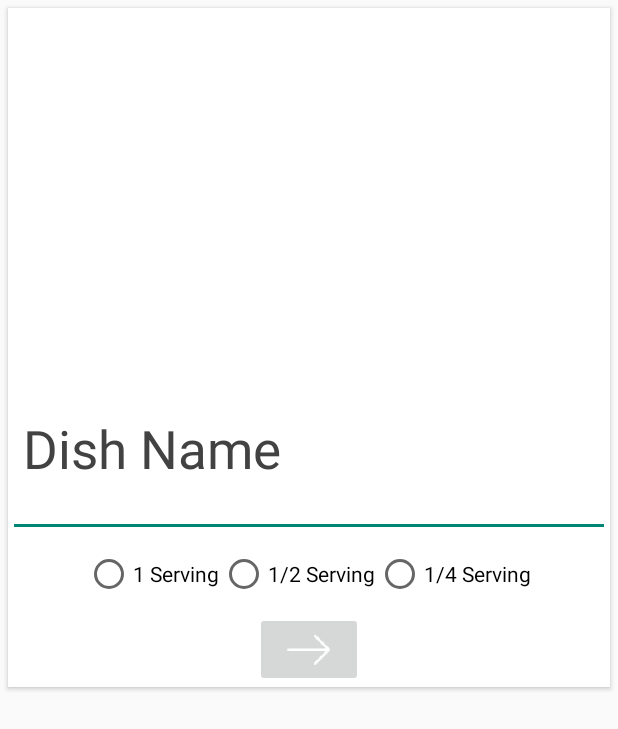
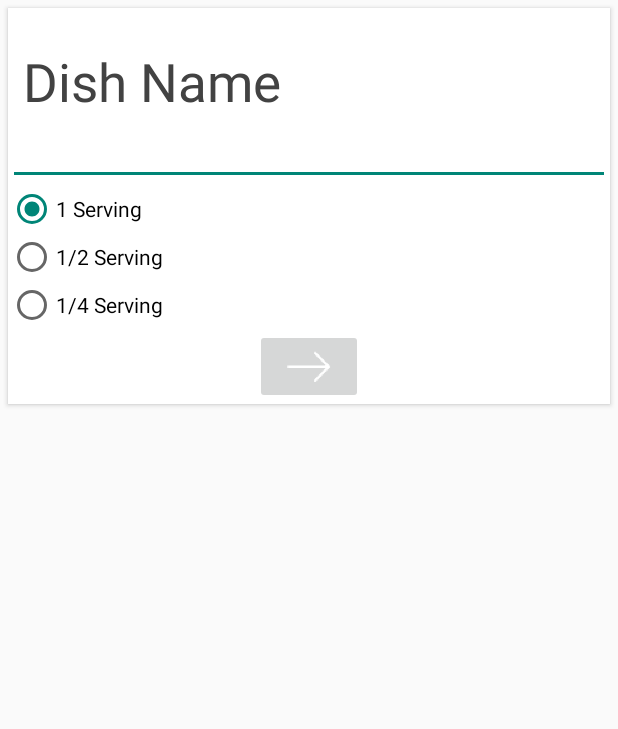
Before and after one commit to syedmunawwar/spoonsnap, an Android app: the DishName screen opened directly, with no data from a screen before it, on a phone screen of 412 x 824 dp. Shown: the top 729 px of the screen. Run offline under Robolectric (Android 15) with nearby library versions, the phone set to English and light mode, and no system bars; our stand-ins replace EventBus; network calls fail.

Commit message:
updated app

```diff
--- a/KrumbsSDKStarterProject/build.gradle
+++ b/KrumbsSDKStarterProject/build.gradle
@@ -31,6 +31,7 @@ dependencies {
     compile 'com.android.support:cardview-v7:23.0.0'
     compile 'com.squareup.okhttp3:okhttp:3.5.0'
     compile 'com.loopeer.library:cardstack:1.0.2'
+    compile 'org.greenrobot:eventbus:3.0.0'
 
     compile 'com.google.android.gms:play-services-appindexing:9.0.2'
 }
--- a/KrumbsSDKStarterProject/src/main/AndroidManifest.xml
+++ b/KrumbsSDKStarterProject/src/main/AndroidManifest.xml
@@ -41,6 +41,8 @@
         <activity android:name=".Activitys.RegisterActivity"/>
         <activity android:name=".Activitys.PreferencesActivity"/>
         <activity android:name=".Activitys.DishName"/>
+        <activity android:name=".Activitys.Staticimage"/>
+        <activity android:name=".Activitys.Dishfeatures"/>
     </application>
 
 </manifest>
--- a/KrumbsSDKStarterProject/src/main/java/io/krumbs/sdk/starter/Activitys/DishName.java
+++ b/KrumbsSDKStarterProject/src/main/java/io/krumbs/sdk/starter/Activitys/DishName.java
@@ -1,22 +1,114 @@
 package io.krumbs.sdk.starter.Activitys;
 
+import android.content.Intent;
+import android.graphics.Bitmap;
+import android.graphics.BitmapFactory;
+import android.net.Uri;
+import android.os.AsyncTask;
 import android.os.Bundle;
-import android.support.design.widget.TabLayout;
-import android.support.v4.view.ViewPager;
 import android.support.v7.app.AppCompatActivity;
+import android.util.Log;
 import android.view.View;
+import android.widget.Button;
+import android.widget.ImageButton;
+import android.widget.ImageView;
+import android.widget.Toast;
 
+import org.greenrobot.eventbus.EventBus;
+import org.greenrobot.eventbus.Subscribe;
+import org.greenrobot.eventbus.ThreadMode;
+import org.json.JSONException;
+import org.json.JSONObject;
+
+import java.io.File;
+import java.net.URI;
+
+import io.krumbs.sdk.krumbscapture.KCaptureCompleteListener;
+import io.krumbs.sdk.starter.Models.User;
+import io.krumbs.sdk.starter.Parsers.UserParser;
+import io.krumbs.sdk.starter.Preferences.UrlPreferences;
 import io.krumbs.sdk.starter.R;
+import io.krumbs.sdk.starter.ServerUtils.ServerRequest;
+import io.krumbs.sdk.starter.Utils.DialogUtils;
+
+import static io.krumbs.sdk.starter.R.id.DishNameNext;
 
 /**
  * Created by SYED on 03-04-2017.
  */
 public class DishName extends AppCompatActivity {
-
+    private EventBus bus=EventBus.getDefault();
+    public UrlPreferences localImageurl;
+    String localImagePath = "";
+    ImageButton next;
     @Override
     protected void onCreate(Bundle savedInstanceState) {
         super.onCreate(savedInstanceState);
         setContentView(R.layout.dish_name);
+        next = (ImageButton) findViewById(DishNameNext);
+        next.setOnClickListener(new View.OnClickListener() {
+            @Override
+            public void onClick(View v) {
+                Intent i = new Intent(getApplicationContext(),
+                        Dishfeatures.class);
+                startActivity(i);
+                finish();
+            }
+        });
+        Intent intent = getIntent();
+        String url = intent.getStringExtra("imageUrl");
+        localImageurl=new UrlPreferences(DishName.this);
+        localImagePath=localImageurl.GetURL();
+        File imgFile = new File(localImagePath);
+        if(imgFile.exists()){
 
+            Bitmap myBitmap = BitmapFactory.decodeFile(imgFile.getAbsolutePath());
+
+            ImageView myImage = (ImageView) findViewById(R.id.imageViewDishName);
+
+            myImage.setImageBitmap(myBitmap);
+
+        }
+        uploadImage(url);
+    }
+
+    private void uploadImage(final String url) {
+        new AsyncTask<Void, Void, JSONObject>(){
+            DialogUtils progressDialog = new DialogUtils(DishName.this,DialogUtils.Type.PROGRESS_DIALOG);
+            @Override
+            protected void onPreExecute() {
+                super.onPreExecute();
+                progressDialog.showProgressDialog("Login", "please wait..", false);
+                //progress
+            }
+
+            @Override
+            protected JSONObject doInBackground(Void... params) {
+                return new ServerRequest().uploadImageURL(DishName.this, url);
+            }
+
+            @Override
+            protected void onPostExecute(JSONObject response) {
+                super.onPostExecute(response);
+                progressDialog.dismissProgressDialog();
+                if (response != null) {
+                    Toast.makeText(DishName.this,"Hello" +response.toString(), Toast.LENGTH_LONG).show();
+                } else {
+                    Toast.makeText(DishName.this, "oops!..something went wrong", Toast.LENGTH_LONG).show();
+                }
+            }
+        }.execute();
+    }
+
+    @Subscribe(threadMode = ThreadMode.MAIN)
+    public void onMessageEvent(String image){
+        //do whatever you want to do with the object or its attributes
+        localImagePath=image;
+    }
+
+    @Override
+    protected void onDestroy() {
+        super.onDestroy();
+        bus.unregister(this);
     }
 }
--- /dev/null
+++ b/KrumbsSDKStarterProject/src/main/java/io/krumbs/sdk/starter/Preferences/UrlPreferences.java
@@ -0,0 +1,35 @@
+package io.krumbs.sdk.starter.Preferences;
+
+import android.content.Context;
+import android.content.SharedPreferences;
+
+/**
+ * Created by SYED on 04-04-2017.
+ */
+public class UrlPreferences {
+    SharedPreferences preferences;
+    Context context;
+    public static final String LocalImageURL = "";
+
+    public UrlPreferences(Context context) {
+        preferences = context.getSharedPreferences(LocalImageURL,context.MODE_PRIVATE);
+        this.context = context;
+    }
+
+    public void SetURL(String image){
+        SharedPreferences.Editor editor = preferences.edit();
+        editor.putString(LocalImageURL,image);
+        editor.apply();
+    }
+
+    public void RemoveURL(){
+        SharedPreferences.Editor editor = preferences.edit();
+        editor.clear();
+        editor.apply();
+    }
+
+    public String GetURL(){
+        String url = preferences.getString(LocalImageURL,"");
+        return url;
+    }
+}
--- a/KrumbsSDKStarterProject/src/main/java/io/krumbs/sdk/starter/ServerUtils/ServerRequest.java
+++ b/KrumbsSDKStarterProject/src/main/java/io/krumbs/sdk/starter/ServerUtils/ServerRequest.java
@@ -49,4 +49,20 @@ public class ServerRequest {
         }
         return jsonObject;
     }
+
+    public JSONObject uploadImageURL(Context context,String url){
+        JSONObject jsonObject = null;
+        try {
+            JSONObject request = new JSONObject();
+            request.put("url", url);
+            Log.e("JSON-REQUEST", request.toString());
+            String response = clientWrapper.doPostRequest(Urls.BASE_URL+Urls.UPLOAD_IMAGE_URL,request.toString());
+            jsonObject = new JSONObject(response);
+
+        }
+        catch (Exception e){
+            e.printStackTrace();
+        }
+        return jsonObject;
+    }
 }
--- a/KrumbsSDKStarterProject/src/main/java/io/krumbs/sdk/starter/ServerUtils/Urls.java
+++ b/KrumbsSDKStarterProject/src/main/java/io/krumbs/sdk/starter/ServerUtils/Urls.java
@@ -8,4 +8,5 @@ public class Urls {
     public static final String BASE_URL = "http://foodlogging.pe.hu/";
     public static final String LOGIN_URL = "login.php";
     public static final String REGISTER_URL = "register.php";
+    public static final String UPLOAD_IMAGE_URL = "uploadimageurl.php";
 }
--- a/KrumbsSDKStarterProject/src/main/res/layout/dish_name.xml
+++ b/KrumbsSDKStarterProject/src/main/res/layout/dish_name.xml
@@ -3,7 +3,9 @@
     xmlns:card_view="http://schemas.android.com/apk/res-auto"
     android:layout_width="match_parent"
     android:layout_height="wrap_content">
-
+<ScrollView
+    android:layout_width="match_parent"
+    android:layout_height="wrap_content">
     <android.support.v7.widget.CardView
         android:id="@+id/card_view"
         android:layout_width="match_parent"
@@ -18,9 +20,9 @@
             android:layout_height="match_parent">
 
             <ImageView
-                android:id="@+id/imageView"
+                android:id="@+id/imageViewDishName"
                 android:layout_width="match_parent"
-                android:layout_height="@dimen/image_height_DishName"
+                android:layout_height="wrap_content"
                 android:background="?attr/selectableItemBackgroundBorderless"
                 android:clickable="true"
                 android:scaleType="fitXY"
@@ -31,7 +33,7 @@
                 android:text="Dish Name"
                 android:layout_width="match_parent"
                 android:layout_height="wrap_content"
-                android:layout_below="@id/imageView"
+                android:layout_below="@id/imageViewDishName"
                 android:paddingLeft="@dimen/album_title_padding"
                 android:paddingRight="@dimen/album_title_padding"
                 android:paddingTop="@dimen/album_title_padding"
@@ -40,34 +42,41 @@
                 />
             <EditText
                 android:layout_width="match_parent"
-                android:layout_height="35dp"
+                android:layout_height="wrap_content"
                 android:layout_below="@id/DishName"
                 android:id="@+id/EditDishName"
-                android:padding="10dp"
                />
 
             <LinearLayout
                 android:layout_width="match_parent"
-                android:layout_height="50dp"
+                android:layout_height="wrap_content"
                 android:layout_below="@id/EditDishName"
                 android:gravity="center"
                 android:id="@+id/Serving">
+                <RadioGroup
+                    android:layout_width="match_parent"
+                    android:layout_height="wrap_content">
                 <RadioButton
                     android:layout_width="wrap_content"
                     android:layout_height="wrap_content"
-                    android:text="1 Serving"/>
+                    android:text="1 Serving"
+                    android:checked="true"/>
                 <RadioButton
                     android:layout_width="wrap_content"
                     android:layout_height="wrap_content"
-                    android:text="1/2 Serving"/>
+                    android:text="1/2 Serving"
+                    android:checked="false"/>
                 <RadioButton
                     android:layout_width="wrap_content"
                     android:layout_height="wrap_content"
-                    android:text="1/4 Serving"/>
+                    android:text="1/4 Serving"
+                    android:checked="false"/>
+                </RadioGroup>
 
             </LinearLayout>
 
             <ImageButton
+                android:id="@+id/DishNameNext"
                 android:layout_width="wrap_content"
                 android:layout_height="50dp"
                 android:layout_below="@+id/Serving"
@@ -79,5 +88,6 @@
         </RelativeLayout>
 
     </android.support.v7.widget.CardView>
+</ScrollView>
 
 </LinearLayout>
```
Also changed, not shown: KrumbsSDKStarterProject/src/main/java/io/krumbs/sdk/starter/Activitys/Dishfeatures.java (added, +41 -0 lines), KrumbsSDKStarterProject/src/main/java/io/krumbs/sdk/starter/Activitys/MainActivity.java (+15 -2 lines), KrumbsSDKStarterProject/src/main/java/io/krumbs/sdk/starter/Activitys/Staticimage.java (added, +25 -0 lines), KrumbsSDKStarterProject/src/main/java/io/krumbs/sdk/starter/StarterApplication.java (+8 -3 lines), KrumbsSDKStarterProject/src/main/res/layout/dishfeature.xml (added, +15 -0 lines), KrumbsSDKStarterProject/src/main/res/layout/static_image.xml (added, +17 -0 lines), KrumbsSDKStarterProject/src/main/res/drawable-tvdpi/hello.jpg, KrumbsSDKStarterProject/src/main/res/drawable/goodfood.jpg (added), 121 other files.
